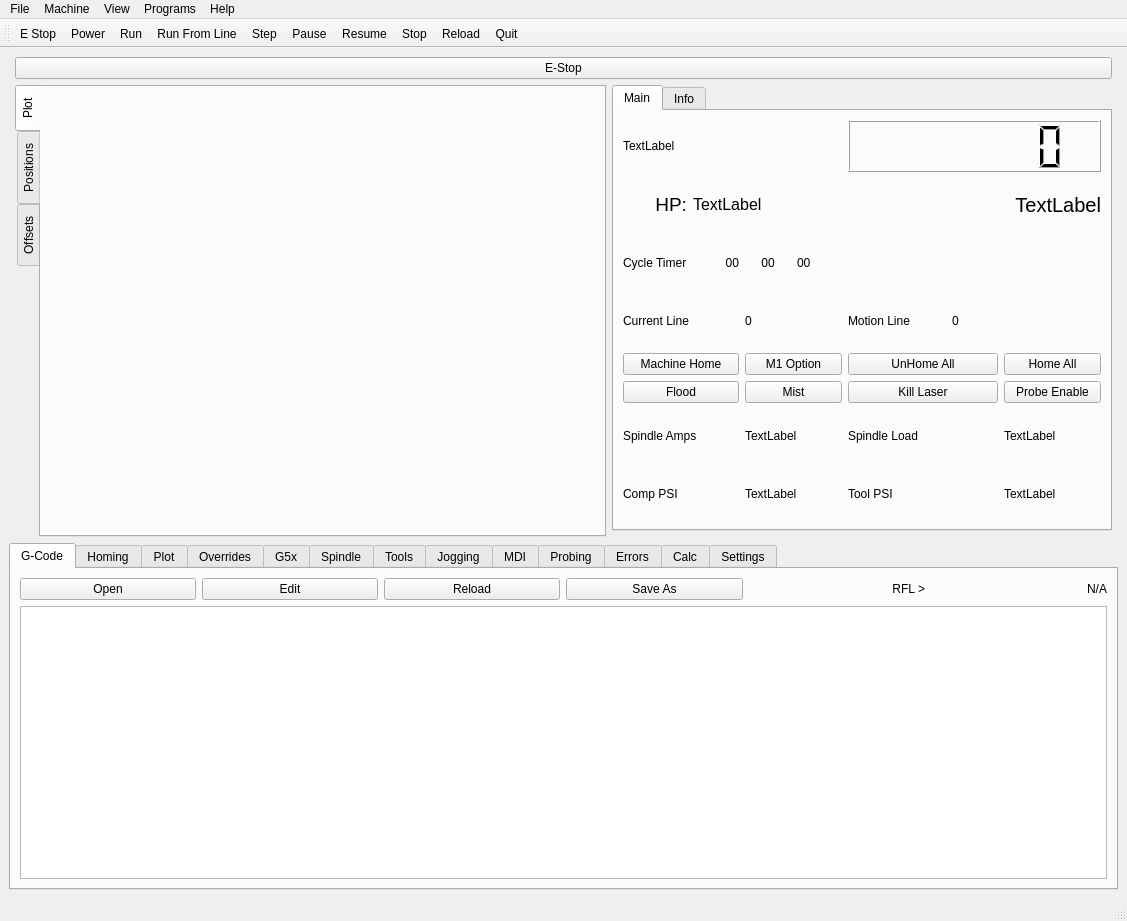
Before: the Qt Designer form configs/my_LinuxCNC_router/flex.ui in travis-farmer/linuxcnc, drawn with Qt 5.
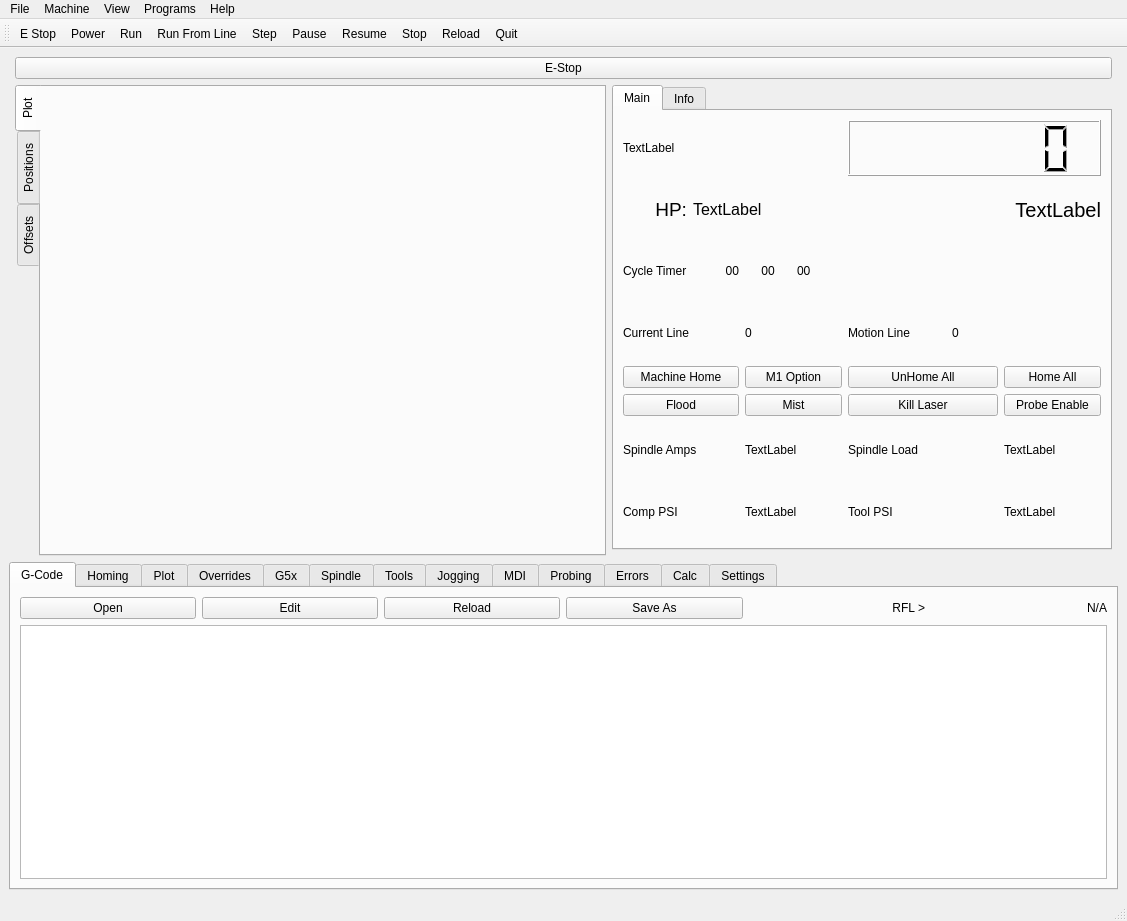
After: the same form once the commit is applied. Icons and pictures are not drawn.

```diff
--- a/configs/my_LinuxCNC_router/flex.ui
+++ b/configs/my_LinuxCNC_router/flex.ui
@@ -44,7 +44,7 @@
       <property name="minimumSize">
        <size>
         <width>0</width>
-        <height>347</height>
+        <height>328</height>
        </size>
       </property>
       <property name="currentIndex">
```
Left out of the diff: 22 changed lines with no effect on the pictures.
